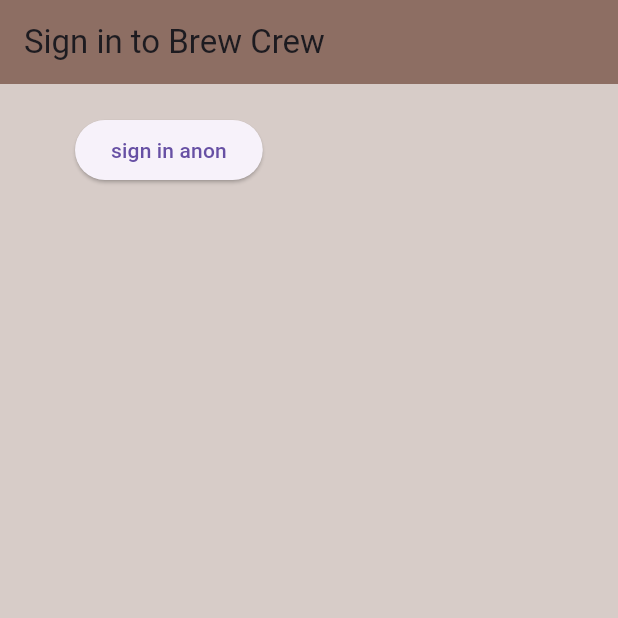
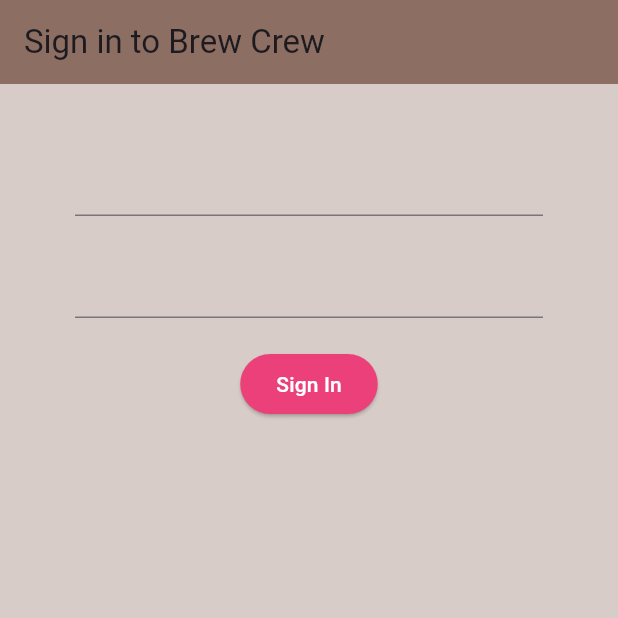
Before and after one commit to AhmedAyoub15/firebase, a Flutter app: the screen it shows after launch, on a phone screen of 412 x 824 dp, the top half of it. Run offline on Flutter 3.47's test engine with Material 3 defaults, Android fonts, the phone set to English and light mode, and no system bars; our stand-ins replace firebase_auth, firebase_core; accounts and stored records are empty.

Commit message:
added the formkey and then added the validators in the text form and then checked them in the signin button

```diff
--- a/lib/screens/authenticate/sign_in.dart
+++ b/lib/screens/authenticate/sign_in.dart
@@ -8,6 +8,13 @@ class SignIn extends StatefulWidget {
 
 class _SignInState extends State<SignIn> {
   final AuthService _auth = AuthService();
+
+  final _formKey = GlobalKey<FormState>();
+  String error = '';
+
+// text field state
+  String email = '';
+  String password = '';
 
   @override
   Widget build(BuildContext context) {
@@ -20,18 +27,43 @@ class _SignInState extends State<SignIn> {
       ),
       body: Container(
         padding: EdgeInsets.symmetric(vertical: 20.0, horizontal: 50.0),
-        child: ElevatedButton(
-          child: Text('sign in anon'),
-          onPressed: () async {
-            dynamic result = await _auth.signInAnon();
-            if (result == null) {
-              print('error signing in');
-            } else {
-              print('signed in');
-              print(result);
-              print(result.uid);
-            }
-          },
+        child: Form(
+          key: _formKey,
+          child: Column(
+            children: <Widget>[
+              SizedBox(height: 20.0),
+              TextFormField(
+                validator: (val) => val!.isEmpty ? 'Enter an email' : null,
+                onChanged: (val) {
+                  setState(() => email = val);
+                },
+              ),
+              SizedBox(height: 20.0),
+              TextFormField(
+                validator: (val) =>
+                    val!.length < 6 ? 'Enter a password 6+ chars long' : null,
+                obscureText: true,
+                onChanged: (val) {
+                  setState(() => password = val);
+                },
+              ),
+              SizedBox(height: 20.0),
+              ElevatedButton(
+                  // color: Colors.pink[400],
+                  style: ElevatedButton.styleFrom(
+                      backgroundColor: Colors.pink[400]),
+                  child: Text(
+                    'Sign In',
+                    style: TextStyle(color: Colors.white),
+                  ),
+                  onPressed: () async {
+                    if (_formKey.currentState!.validate()) {
+                      print(email);
+                      print(password);
+                    }
+                  }),
+            ],
+          ),
         ),
       ),
     );
```
